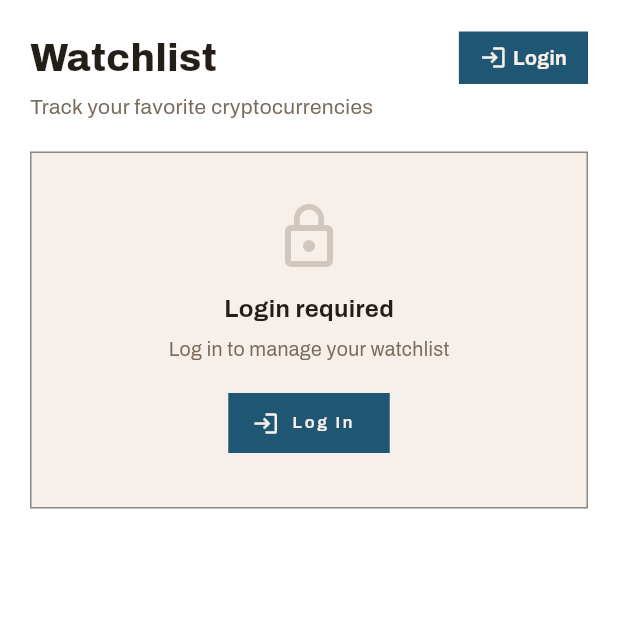
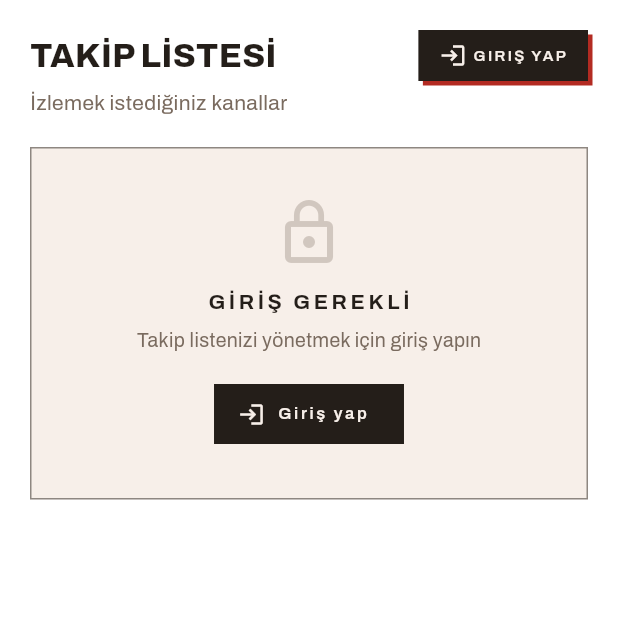
Before and after one commit to emreaskinsoftware/crypto-sentiment-tracker, a Flutter app: the WatchlistScreen screen opened directly, on a phone screen of 412 x 824 dp, the top half of it. Run offline on Flutter 3.47's test engine with Material 3 defaults, Android fonts, the phone set to English and light mode, and no system bars; our stand-ins replace firebase_core, firebase_messaging, fl_chart, google_fonts; accounts and stored records are empty; network calls fail.

Commit message:
design(mobile): takip, alarm ve ayar ekranları da kayıt cihazı diline geçti
Önceki commit'te bu üç ekran yalnızca renk düzeyinde taşınmıştı; emülatör
yerine web derlemesinde tek tek bakınca tasarlanmamış oldukları görüldü.

- Ayarlar'daki koyu mavi gradient başlık kaldırıldı (düz renk taramasına
  takılmamıştı); künye artık cihaz sesinde. Mor/mavi ikon çipleri ve gölgeli
  kartlar yerine hairline panel + mürekkep ikon.
- Bölüm başlıkları (Hesap, Güvenlik, Bildirimler) versal, açık aralıklı
  Archivo etiketine çevrildi.
- Birincil düğmeler tema ile aynı: mürekkep blok + kalem kırmızısı gölge.
  Ekranlar backgroundColor'ı AppColors.primary ile eziyordu.
- auth_form sekmeleri (Giriş yap / Kayıt ol) seçili durumda mürekkep blok.
- Kalan İngilizce metinler Türkçeye alındı: "Watchlist" → "TAKİP LİSTESİ",
  "Login required" → "GİRİŞ GEREKLİ", "Log In"/"Login" → "Giriş yap".

Not: Android emülatörü kurulu değil (AVD imajı yok) ve kurmak ağır olduğu
için doğrulama release web derlemesi üzerinden yapıldı. Sekmeler arasında
tıklama tarayıcı panelinde çalışmadığından geçici bir ?tab=N derin bağlantısı
eklenip dört ekran da görüntülendi; parametre bu commit'te geri alındı.

Doğrulama: flutter analyze temiz, dört ekran da görsel olarak kontrol edildi.

Co-Authored-By: Claude Opus 5 <noreply@anthropic.com>

```diff
--- a/frontend-mobile/lib/screens/watchlist_screen.dart
+++ b/frontend-mobile/lib/screens/watchlist_screen.dart
@@ -321,9 +321,9 @@ class _WatchlistScreenState extends State<WatchlistScreen> {
               Row(
                 mainAxisAlignment: MainAxisAlignment.spaceBetween,
                 children: [
-                  const Text('Watchlist',
+                  const Text('TAKİP LİSTESİ',
                       style: TextStyle(
-                          fontSize: 26,
+                          fontSize: 22,
                           fontWeight: FontWeight.w800,
                           color: AppColors.textPrimary)),
                   GestureDetector(
@@ -333,8 +333,10 @@ class _WatchlistScreenState extends State<WatchlistScreen> {
                       padding: const EdgeInsets.symmetric(
                           horizontal: 14, vertical: 8),
                       decoration: const BoxDecoration(
-                        color: AppColors.primary,
-                        borderRadius: BorderRadius.zero,
+                        color: AppColors.ink,
+                        boxShadow: [
+                          BoxShadow(color: AppColors.trace, offset: Offset(3, 3))
+                        ],
                       ),
                       child: Row(
                         mainAxisSize: MainAxisSize.min,
@@ -342,11 +344,14 @@ class _WatchlistScreenState extends State<WatchlistScreen> {
                           Icon(!_auth.isLoggedIn ? Icons.login : Icons.add,
                               color: AppColors.paper, size: 18),
                           const SizedBox(width: 4),
-                          Text(!_auth.isLoggedIn ? 'Login' : 'Add',
-                              style: const TextStyle(
+                          Text(
+                              (!_auth.isLoggedIn ? 'Giriş yap' : 'Kanal ekle')
+                                  .toUpperCase(),
+                              style: AppType.label(
+                                  size: 10,
+                                  weight: FontWeight.w600,
                                   color: AppColors.paper,
-                                  fontSize: 13,
-                                  fontWeight: FontWeight.w700)),
+                                  tracking: 0.16)),
                         ],
                       ),
                     ),
@@ -354,7 +359,7 @@ class _WatchlistScreenState extends State<WatchlistScreen> {
                 ],
               ),
               const SizedBox(height: 4),
-              const Text('Track your favorite cryptocurrencies',
+              const Text('İzlemek istediğiniz kanallar',
                   style:
                       TextStyle(fontSize: 14, color: AppColors.textSecondary)),
               const SizedBox(height: 20),
@@ -409,22 +414,23 @@ class _WatchlistScreenState extends State<WatchlistScreen> {
                           color:
                               AppColors.textSecondary.withValues(alpha: 0.3)),
                       const SizedBox(height: 12),
-                      const Text('Login required',
+                      const Text('GİRİŞ GEREKLİ',
                           style: TextStyle(
-                              fontSize: 16,
+                              fontSize: 14,
                               fontWeight: FontWeight.w700,
+                              letterSpacing: 2.4,
                               color: AppColors.textPrimary)),
                       const SizedBox(height: 6),
-                      const Text('Log in to manage your watchlist',
+                      const Text('Takip listenizi yönetmek için giriş yapın',
                           style: TextStyle(
                               fontSize: 13, color: AppColors.textSecondary)),
                       const SizedBox(height: 16),
                       ElevatedButton.icon(
                         onPressed: _showLoginSheet,
                         icon: const Icon(Icons.login, size: 18),
-                        label: const Text('Log In'),
+                        label: const Text('Giriş yap'),
                         style: ElevatedButton.styleFrom(
-                          backgroundColor: AppColors.primary,
+                          backgroundColor: AppColors.ink,
                           foregroundColor: AppColors.paper,
                           shape: const RoundedRectangleBorder(
                               borderRadius: BorderRadius.zero),
@@ -452,8 +458,9 @@ class _WatchlistScreenState extends State<WatchlistScreen> {
                       const SizedBox(height: 12),
                       const Text('No assets in watchlist',
                           style: TextStyle(
-                              fontSize: 16,
+                              fontSize: 14,
                               fontWeight: FontWeight.w700,
+                              letterSpacing: 2.4,
                               color: AppColors.textPrimary)),
                     ],
                   ),
```
Also changed, not shown: frontend-mobile/lib/screens/alerts_screen.dart (+8 -7 lines), frontend-mobile/lib/screens/settings_screen.dart (+23 -26 lines), frontend-mobile/lib/widgets/auth_form.dart (+13 -8 lines).
